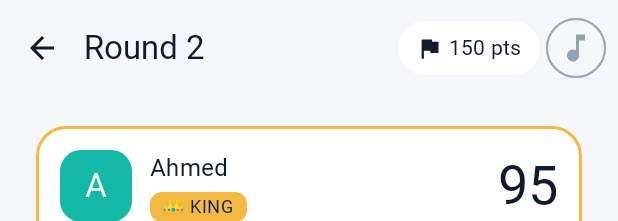
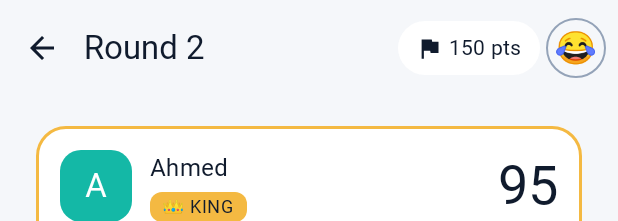
Before and after one commit to khaledX5/kotlin-domino-score-tracker, an Android app built with Jetpack Compose: the @Preview function GameContentPreview, on a phone screen of 412 x 824 dp. Shown: the top 221 px of the screen. Run offline under Robolectric (Android 15) with nearby library versions, the phone set to English and light mode, and no system bars; libraries missing offline, so code that uses them is left out: androidx.hilt.lifecycle; Roboto replaces fonts that are not available here.

Commit message:
feat(game): turn the music button into a laugh button

```diff
--- a/app/src/main/java/io/github/khaledx5/dominoscore/audio/MusicPlayer.kt
+++ b/app/src/main/java/io/github/khaledx5/dominoscore/audio/MusicPlayer.kt
@@ -3,9 +3,9 @@ package io.github.khaledx5.dominoscore.audio
 import androidx.annotation.RawRes
 import io.github.khaledx5.dominoscore.R
 
-/** The two tunes the app plays. Each plays once per request. */
+/** The two sounds the app plays. Each plays once per request. GAMEPLAY is the laugh of the 😂 button. */
 enum class MusicTrack(@param:RawRes val resId: Int) {
-    GAMEPLAY(R.raw.gameplay_music),
+    GAMEPLAY(R.raw.laugh_sound),
     WINNER(R.raw.winner_music),
 }
 
--- a/app/src/main/java/io/github/khaledx5/dominoscore/ui/game/GameScreen.kt
+++ b/app/src/main/java/io/github/khaledx5/dominoscore/ui/game/GameScreen.kt
@@ -144,7 +144,7 @@ fun GameContent(
                 },
                 actions = {
                     TargetChip(target = game.target, onClick = onEditTarget)
-                    if (music.visible) MusicButton(onClick = onPlayMusic)
+                    if (music.visible) LaughButton(onClick = onPlayMusic)
                 },
                 colors = TopAppBarDefaults.topAppBarColors(containerColor = MaterialTheme.colorScheme.background),
             )
@@ -208,14 +208,15 @@ private fun TargetChip(target: Int, onClick: () -> Unit, modifier: Modifier = Mo
     }
 }
 
-/** Plays the tune once per tap, like a doorbell. It never stays pressed: there is nothing to switch off. */
+/**
+ * The 😂 button: every tap plays a laugh once, like a doorbell. It never stays pressed, there is
+ * nothing to switch off. The emoji is the icon, so it reads as "laugh" in every language.
+ */
 @Composable
-private fun MusicButton(onClick: () -> Unit, modifier: Modifier = Modifier) {
-    OutlinedIconButton(onClick = onClick, modifier = modifier) {
-        Icon(
-            painter = painterResource(R.drawable.ic_music_note),
-            contentDescription = stringResource(R.string.game_music_play),
-        )
+private fun LaughButton(onClick: () -> Unit, modifier: Modifier = Modifier) {
+    val description = stringResource(R.string.game_laugh)
+    OutlinedIconButton(onClick = onClick, modifier = modifier.semantics { contentDescription = description }) {
+        Text(text = stringResource(R.string.game_laugh_emoji), style = MaterialTheme.typography.titleLarge)
     }
 }
 
--- a/app/src/main/res/drawable/ic_music_note.xml
+++ /dev/null
@@ -1,10 +0,0 @@
-<?xml version="1.0" encoding="utf-8"?>
-<vector xmlns:android="http://schemas.android.com/apk/res/android"
-    android:width="24dp"
-    android:height="24dp"
-    android:viewportWidth="24"
-    android:viewportHeight="24">
-    <path
-        android:fillColor="#FF000000"
-        android:pathData="M12,3v10.55c-0.59,-0.34 -1.27,-0.55 -2,-0.55 -2.21,0 -4,1.79 -4,4s1.79,4 4,4 4,-1.79 4,-4V7h4V3h-6z" />
-</vector>
--- a/app/src/main/res/values/strings.xml
+++ b/app/src/main/res/values/strings.xml
@@ -20,7 +20,8 @@
         <item quantity="one">%1$d pt</item>
         <item quantity="other">%1$d pts</item>
     </plurals>
-    <string name="game_music_play">Play music</string>
+    <string name="game_laugh">Laugh</string>
+    <string name="game_laugh_emoji" translatable="false">😂</string>
     <string name="game_live_ranking">Live ranking</string>
     <plurals name="game_qualified_title">
         <item quantity="one">%1$s reached the target</item>
@@ -61,8 +62,8 @@
     <string name="settings_language">Language</string>
     <string name="settings_language_system">System</string>
     <string name="settings_music">Music</string>
-    <string name="settings_gameplay_music">Gameplay music</string>
-    <string name="settings_gameplay_music_hint">Plays once each time you tap the music button</string>
+    <string name="settings_gameplay_music">Laugh button</string>
+    <string name="settings_gameplay_music_hint">Shows 😂 in the game; each tap plays a laugh once</string>
     <string name="settings_winner_music">Winner music</string>
     <string name="settings_winner_music_hint">Plays after you confirm the winner</string>
     <string name="settings_volume">Music volume</string>
```
Also changed, not shown: 3 other files.
